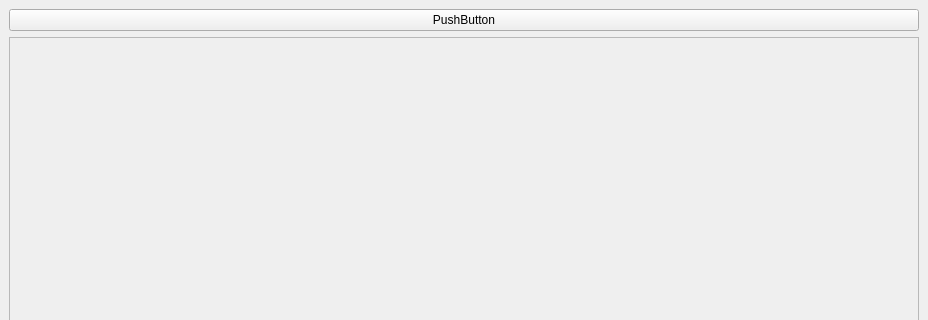
Before: the Qt Designer form main-window.ui in codyfish/matrixguard, drawn with Qt 5; both pictures show x 0 to 928 and y 0 to 320 of the 928 by 813 pixel window.
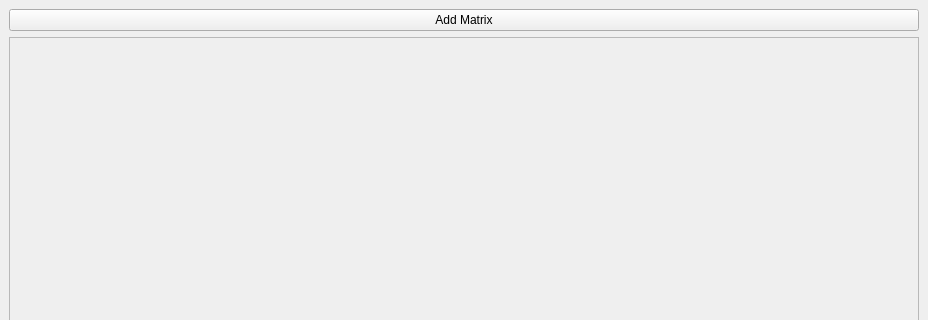
After: the same form once the commit is applied.

Commit message: added add martix button

```diff
--- a/main-window.ui
+++ b/main-window.ui
@@ -20,7 +20,7 @@
       <item>
        <widget class="QPushButton" name="pushButton">
         <property name="text">
-         <string>PushButton</string>
+         <string>Add Matrix</string>
         </property>
        </widget>
       </item>
```
Left out of the diff: 2 changed lines with no effect on the pictures. The commit also changes 3 other files.
